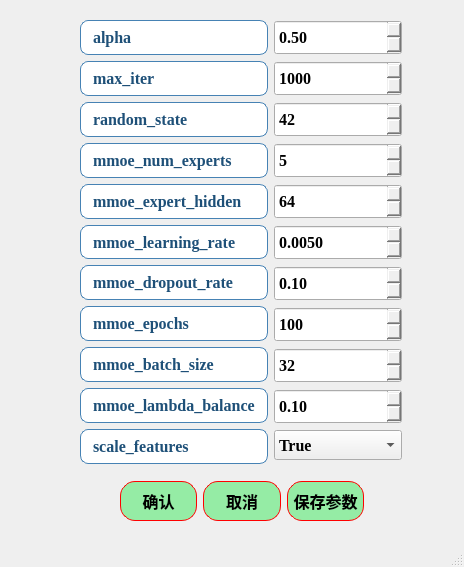
azhongege24/predict_first, file ui/algorithms9_MMOE_para.ui: the form before one commit.
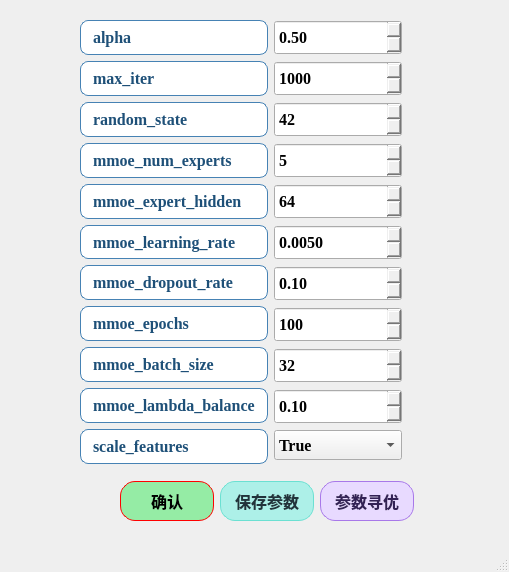
The form after the commit.

What changed in the file:
```diff
--- a/ui/algorithms9_MMOE_para.ui
+++ b/ui/algorithms9_MMOE_para.ui
@@ -6,8 +6,8 @@
    <rect>
     <x>0</x>
     <y>0</y>
-    <width>464</width>
-    <height>567</height>
+    <width>509</width>
+    <height>572</height>
    </rect>
   </property>
   <property name="font">
@@ -736,12 +736,12 @@
      </item>
     </layout>
    </widget>
-   <widget class="QWidget" name="">
+   <widget class="QWidget" name="layoutWidget">
     <property name="geometry">
      <rect>
       <x>120</x>
       <y>480</y>
-      <width>244</width>
+      <width>294</width>
       <height>42</height>
      </rect>
     </property>
@@ -777,37 +777,6 @@
        </property>
       </widget>
      </item>
-     <item>
-      <widget class="QPushButton" name="pushButton_2">
-       <property name="minimumSize">
-        <size>
-         <width>0</width>
-         <height>40</height>
-        </size>
-       </property>
-       <property name="styleSheet">
-        <string notr="true">QPushButton{
-border:1px solid red;   /*边框的粗细，颜色*/
-border-radius:15px;    /*设置圆角半径 */
-padding:2px 4px;  /*QFrame边框与内部其它部件的距离*/
-background-color: rgb(149, 236, 165);	/*背景颜色*/
-color:rgb(0, 0, 0);		/*字体颜色*/
-	font: 18pt &quot;楷体&quot;;
-
-font:bold;
-}
-QPushButton:hover {
-    background-color: rgb(177, 244, 155);    /* 悬停时背景色 */
-}
-QPushButton:pressed {
-    background-color:rgb(99, 181, 255);     /* 点击时背景色 */
-}</string>
-       </property>
-       <property name="text">
-        <string>取消</string>
-       </property>
-      </widget>
-     </item>
      <item>
       <widget class="QPushButton" name="pushButton_save_params">
        <property name="minimumSize">
@@ -818,18 +787,18 @@
        </property>
        <property name="styleSheet">
         <string notr="true">QPushButton{
-border:1px solid red;   /*边框的粗细，颜色*/
-border-radius:15px;    /*设置圆角半径 */
-padding:2px 4px;  /*QFrame边框与内部其它部件的距离*/
-background-color: rgb(149, 236, 165);	/*背景颜色*/
-color:rgb(0, 0, 0);		/*字体颜色*/
-	font: 18pt &quot;楷体&quot;;
-
-font:bold;
+    border:1px solid rgb(107, 224, 210);   /* 边框：浅薄荷绿（呼应背景） */
+    border-radius:15px;    /* 圆角半径（不变） */
+    padding:2px 4px;  /* 内边距（不变） */
+    background-color: rgb(173, 240, 232);	/* 常态背景：淡薄荷绿 */
+    color:rgb(34, 51, 59);		/* 字体颜色：深灰色（可读性强，不突兀） */
+    font: bold 18pt &quot;楷体&quot;;  /* 字体格式合并（不变） */
 }
+
 QPushButton:hover {
     background-color: rgb(177, 244, 155);    /* 悬停时背景色 */
 }
+
 QPushButton:pressed {
     background-color:rgb(99, 181, 255);     /* 点击时背景色 */
 }</string>
@@ -839,6 +808,37 @@
        </property>
       </widget>
      </item>
+     <item>
+      <widget class="QPushButton" name="pushButton_random_search">
+       <property name="minimumSize">
+        <size>
+         <width>0</width>
+         <height>40</height>
+        </size>
+       </property>
+       <property name="styleSheet">
+        <string notr="true">QPushButton{
+    border:1px solid rgb(168, 120, 233);   /* 边框：浅紫色 */
+    border-radius:15px;    /* 圆角半径（不变） */
+    padding:2px 4px;  /* 内边距（不变） */
+    background-color: rgb(232, 218, 255);	/* 常态背景：淡紫色 */
+    color:rgb(51, 34, 85);		/* 字体颜色：深紫色（更搭色系，可读性强） */
+    font: bold 18pt &quot;楷体&quot;;  /* 字体合并优化（原格式不变） */
+}
+
+QPushButton:hover {
+    background-color: rgb(240, 228, 255);    /* 悬停背景：更浅的紫色（提亮效果） */
+}
+
+QPushButton:pressed {
+    background-color: rgb(194, 162, 245);     /* 点击背景：中等紫色（按压反馈明显） */
+}</string>
+       </property>
+       <property name="text">
+        <string>参数寻优</string>
+       </property>
+      </widget>
+     </item>
     </layout>
    </widget>
   </widget>
```
Left out of the diff: 24 changed lines with no effect on the pictures.
